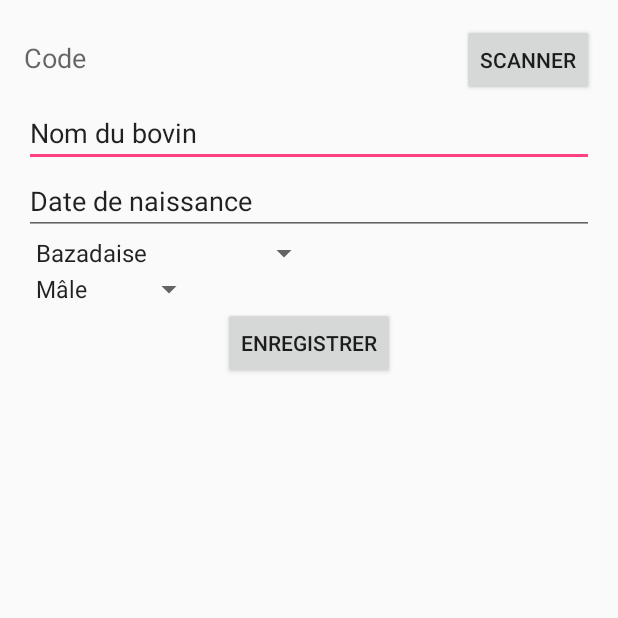
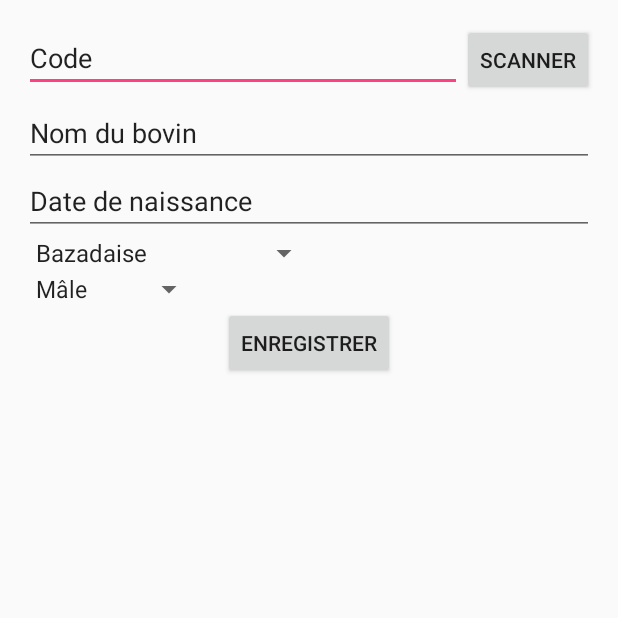
Before and after one commit to Nabnab9/ProjetBovin, an Android app: the Form screen opened directly, with no data from a screen before it, after a tap on "ENREGISTRER", on a phone screen of 412 x 824 dp, the top half of it. Run offline under Robolectric (Android 15) with nearby library versions, the phone set to English and light mode, and no system bars.

Commit message:
Pas grand chose de nouveau

```diff
--- a/Application/build.gradle
+++ b/Application/build.gradle
@@ -14,7 +14,7 @@ android {
     compileSdkVersion 23
     buildToolsVersion "23.0.1"
 
-    useLibrary 'org.apache.http.legacy'
+       useLibrary 'org.apache.http.legacy'
 
     defaultConfig {
         applicationId "licornesduswag.myapplication"
--- a/Application/src/main/java/licornesduswag/myapplication/Form.java
+++ b/Application/src/main/java/licornesduswag/myapplication/Form.java
@@ -9,6 +9,7 @@ import android.util.Log;
 import android.view.View;
 import android.view.View.OnClickListener;
 import android.widget.Button;
+import android.widget.EditText;
 import android.widget.TextView;
 import android.widget.Toast;
 import org.apache.http.NameValuePair;
@@ -33,7 +34,7 @@ public class Form extends Activity implements OnClickListener{
         setContentView(R.layout.form);
         scanBtn = (Button)findViewById(R.id.ScanButton);
         saveBtn = (Button)findViewById(R.id.SubmitButton);
-        contentTxt = (TextView)findViewById(R.id.Code128);
+        contentTxt = (EditText)findViewById(R.id.Code128);
         scanBtn.setOnClickListener(this);
         saveBtn.setOnClickListener(this);
 
@@ -53,9 +54,9 @@ public class Form extends Activity implements OnClickListener{
             ArrayList<NameValuePair> postParameters = new ArrayList<NameValuePair>();
             //On crée la liste qui contiendra tous nos paramètres
             //Et on y rajoute nos paramétres
-            postParameters.add(new BasicNameValuePair("code_boucle", "45321"));
-            postParameters.add(new BasicNameValuePair("id_agriculteur_bovin", "Mcihel"));
-            postParameters.add(new BasicNameValuePair("id_agriculteur", "Mcihel"));
+            postParameters.add(new BasicNameValuePair("code_boucle",  contentTxt.getText().toString()));
+            postParameters.add(new BasicNameValuePair("id_agriculteur_bovin", "Jean-mi"));
+            postParameters.add(new BasicNameValuePair("id_agriculteur", "Jean-mi"));
 
 
             postParameters.add(new BasicNameValuePair("pass", "patate"));
--- a/Application/src/main/res/layout/form.xml
+++ b/Application/src/main/res/layout/form.xml
@@ -17,7 +17,7 @@
             android:layout_height="fill_parent"
             android:weightSum="1">
 
-            <TextView
+            <EditText
                 android:layout_width="0dp"
                 android:layout_height="wrap_content"
                 android:textAppearance="?android:attr/textAppearanceMedium"
```
Also changed, not shown: 1 other file.
